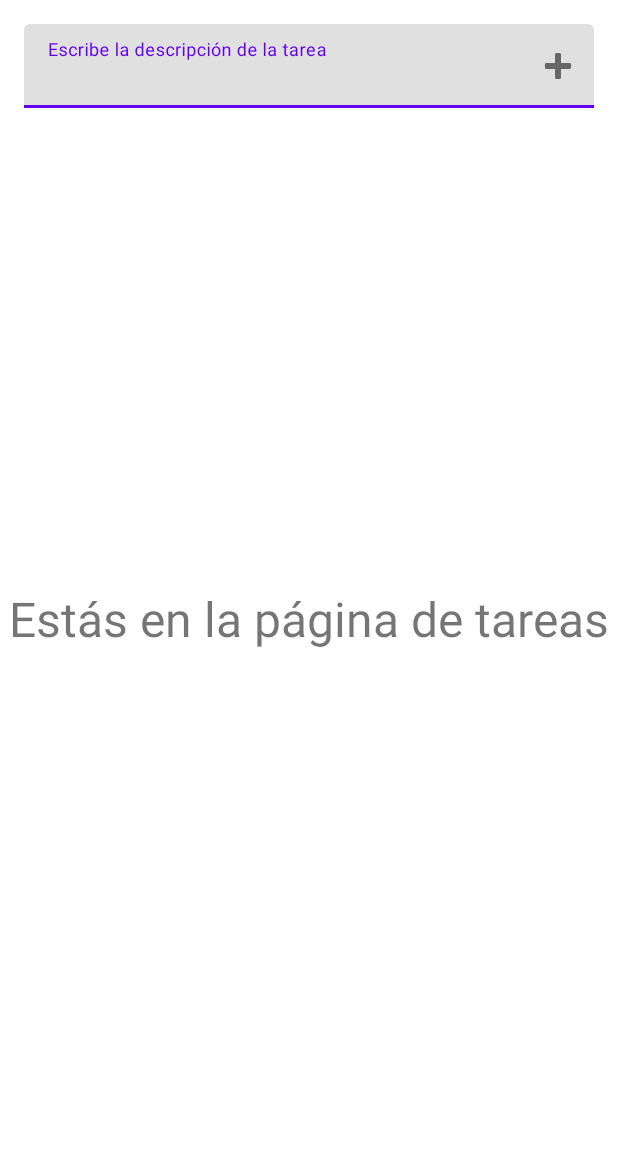
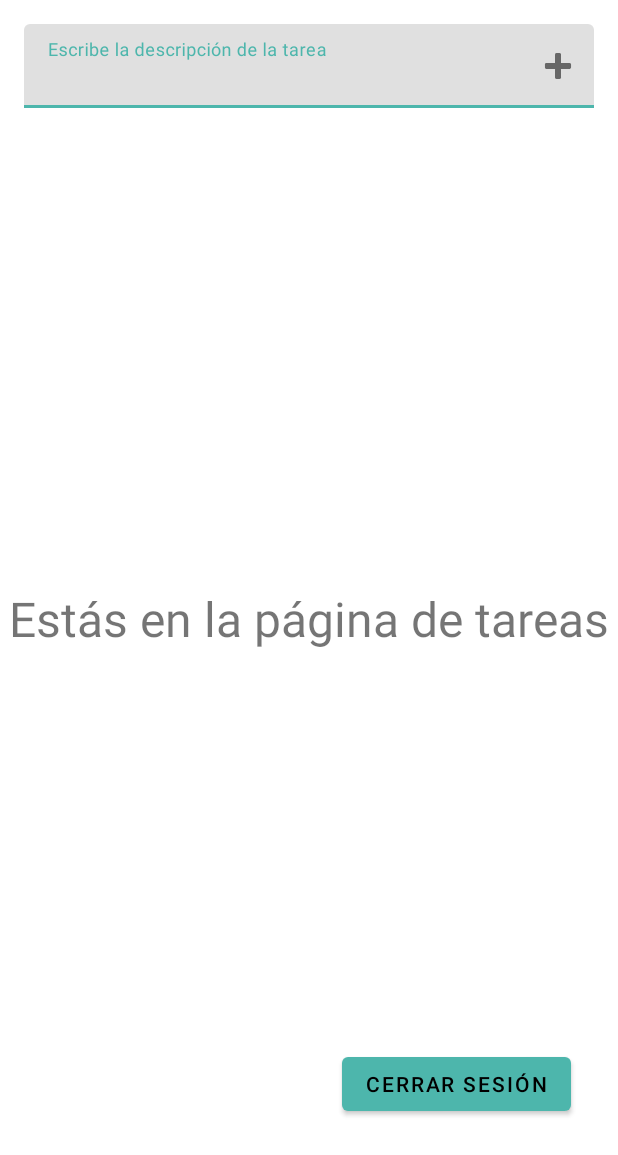
Before and after one commit to IsaMaru98/TaskListApp, an Android app: the layout activity_tasks.xml on its own in the app's theme, with its tools: preview values and no code run, on a phone screen of 412 x 824 dp. Shown: the top 1155 px of the screen. Run offline under Robolectric (Android 15) with nearby library versions, the phone set to English and light mode, and no system bars.

Commit message:
LogIn and LogOut done

```diff
--- a/app/src/main/java/com/isamaru/tasklist/RegisterActivity.java
+++ b/app/src/main/java/com/isamaru/tasklist/RegisterActivity.java
@@ -24,6 +24,8 @@ public class RegisterActivity extends AppCompatActivity {
 
     FirebaseAuth firebaseAuth;
     AwesomeValidation awesomeValidation;
+
+
     @Override
     protected void onCreate(Bundle savedInstanceState) {
         super.onCreate(savedInstanceState);
--- a/app/src/main/res/layout/activity_tasks.xml
+++ b/app/src/main/res/layout/activity_tasks.xml
@@ -39,6 +39,18 @@
         app:layout_constraintEnd_toEndOf="parent"
         app:layout_constraintStart_toStartOf="parent"
         app:layout_constraintTop_toTopOf="parent" />
+
+    <Button
+        android:id="@+id/btnLogOut"
+        android:layout_width="wrap_content"
+        android:layout_height="wrap_content"
+        android:text="@string/LogOut_text"
+        app:layout_constraintBottom_toBottomOf="parent"
+        app:layout_constraintEnd_toEndOf="@+id/textView"
+        app:layout_constraintHorizontal_bias="0.9"
+        app:layout_constraintStart_toStartOf="parent"
+        app:layout_constraintTop_toTopOf="parent"
+        app:layout_constraintVertical_bias="0.9" />
     <!--
         <androidx.recyclerview.widget.RecyclerView
             android:id="@+id/rv_tasks"
--- a/app/src/main/res/values/strings.xml
+++ b/app/src/main/res/values/strings.xml
@@ -13,7 +13,7 @@
 
     <string name="invalid_mail">Ingrese mail válido</string>
     <string name="invalid_password">6 caracteres o más requeridos</string>
-
+    <string name="LogOut_text">Cerrar sesión</string>
 
 
 </resources>
--- a/app/src/main/res/values/themes.xml
+++ b/app/src/main/res/values/themes.xml
@@ -2,13 +2,13 @@
     <!-- Base application theme. -->
     <style name="Theme.TaskList" parent="Theme.MaterialComponents.DayNight.DarkActionBar">
         <!-- Primary brand color. -->
-        <item name="colorPrimary">@color/purple_500</item>
-        <item name="colorPrimaryVariant">@color/purple_700</item>
-        <item name="colorOnPrimary">@color/white</item>
+        <item name="colorPrimary">@color/primaryColor</item>
+        <item name="colorPrimaryVariant">@color/primaryLightColor</item>
+        <item name="colorOnPrimary">@color/primaryTextColor</item>
         <!-- Secondary brand color. -->
-        <item name="colorSecondary">@color/teal_200</item>
-        <item name="colorSecondaryVariant">@color/teal_700</item>
-        <item name="colorOnSecondary">@color/black</item>
+        <item name="colorSecondary">@color/secondaryColor</item>
+        <item name="colorSecondaryVariant">@color/primaryLightColor</item>
+        <item name="colorOnSecondary">@color/secondaryTextColor</item>
         <!-- Status bar color. -->
         <item name="android:statusBarColor" tools:targetApi="l">?attr/colorPrimaryVariant</item>
         <!-- Customize your theme here. -->
```
Also changed, not shown: app/src/main/java/com/isamaru/tasklist/LoginActivity.java (+55 -0 lines), app/src/main/java/com/isamaru/tasklist/TasksActivity.java (+25 -0 lines).
